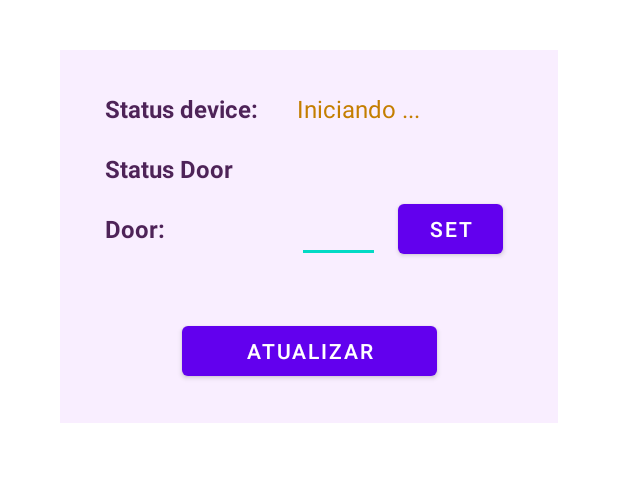
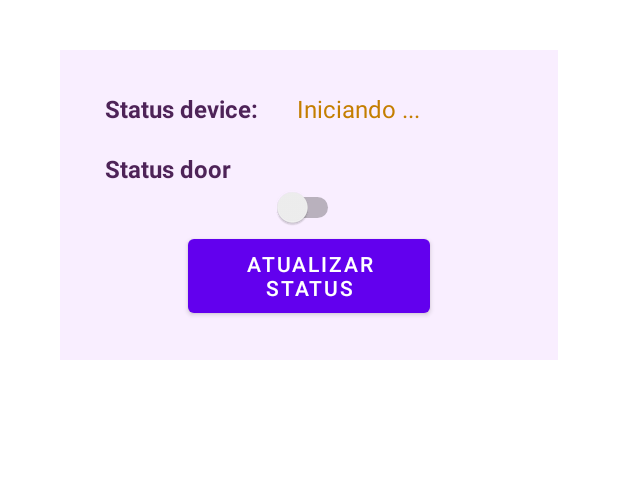
Before and after one commit to diogosm/DevTitansSmartDoor, an Android app: the screen it shows after launch (MainActivity), on a phone screen of 412 x 824 dp, the part 184-666 px from its top. Run offline under Robolectric (Android 15) with nearby library versions, the phone set to English and light mode, and no system bars; libraries missing offline, so code that uses them is left out: devhome.smartdoor; 2 statements that could not run were skipped.

Commit message:
Activity com switch

```diff
--- a/devhome/smartdoor/SmartdoorTestApp/app/src/main/res/layout/activity_main.xml
+++ b/devhome/smartdoor/SmartdoorTestApp/app/src/main/res/layout/activity_main.xml
@@ -60,7 +60,7 @@
             android:layout_width="wrap_content"
             android:layout_height="wrap_content"
             android:layout_marginTop="40dp"
-            android:text="Status Door"
+            android:text="Status door"
             android:textColor="#4e2358"
             android:textSize="16sp"
             android:textStyle="bold"
@@ -71,56 +71,32 @@
             android:id="@+id/textLuminosity"
             android:layout_width="wrap_content"
             android:layout_height="wrap_content"
-            android:layout_marginLeft="128dp"
+            android:layout_marginLeft="118dp"
             android:textColor="#c47e00"
             android:textSize="16sp"
             app:layout_constraintBottom_toBottomOf="@id/labelLuminosity"
             app:layout_constraintLeft_toLeftOf="@id/labelLuminosity" />
 
-        <TextView
-            android:id="@+id/labelLed"
-            android:layout_width="wrap_content"
-            android:layout_height="wrap_content"
-            android:layout_marginTop="40dp"
-            android:text="Door:"
-            android:textColor="#4e2358"
-            android:textSize="16sp"
-            android:textStyle="bold"
-            app:layout_constraintLeft_toLeftOf="@id/labelLuminosity"
-            app:layout_constraintTop_toTopOf="@id/labelLuminosity" />
-
-        <EditText
-            android:id="@+id/editLed"
-            android:layout_width="55dp"
-            android:layout_height="45dp"
-            android:layout_marginLeft="128dp"
-            android:layout_marginBottom="-12dp"
-            android:inputType="number"
-            android:textColor="#c47e00"
-            android:textSize="16sp"
-            app:layout_constraintBottom_toBottomOf="@id/labelLed"
-            app:layout_constraintLeft_toLeftOf="@id/labelLed" />
+        <Switch
+            android:id="@+id/simpleSwitch"
+            android:layout_width="46dp"
+            android:layout_height="30dp"
+            android:onClick="updateLed"
+            app:layout_constraintBottom_toTopOf="@+id/button"
+            app:layout_constraintEnd_toEndOf="parent"
+            app:layout_constraintStart_toStartOf="parent"
+            app:layout_constraintTop_toBottomOf="@+id/textLuminosity" />
 
         <Button
-            android:layout_width="70dp"
-            android:layout_height="45dp"
-            android:layout_marginLeft="12dp"
-            android:onClick="updateLed"
-            android:text="Set"
-            app:layout_constraintBottom_toBottomOf="@id/editLed"
-            app:layout_constraintLeft_toRightOf="@id/editLed"
-            app:layout_constraintTop_toTopOf="@id/editLed"
-            app:layout_constraintVertical_bias="0.0" />
+            android:id="@+id/button"
+            android:layout_width="161dp"
+            android:layout_height="61dp"
+            android:onClick="updateAll"
+            android:text="Atualizar Status"
+            app:layout_constraintBottom_toBottomOf="parent"
+            app:layout_constraintLeft_toLeftOf="parent"
+            app:layout_constraintRight_toRightOf="parent" />
 
-        <Button
-            android:layout_width="170dp"
-            android:layout_height="45dp"
-            app:layout_constraintTop_toTopOf="@id/labelLed"
-            app:layout_constraintLeft_toLeftOf="parent"
-            app:layout_constraintRight_toRightOf="parent"
-            android:layout_marginTop="70dp"
-            android:text="Atualizar"
-            android:onClick="updateAll" />
 
     </androidx.constraintlayout.widget.ConstraintLayout>
 
```
